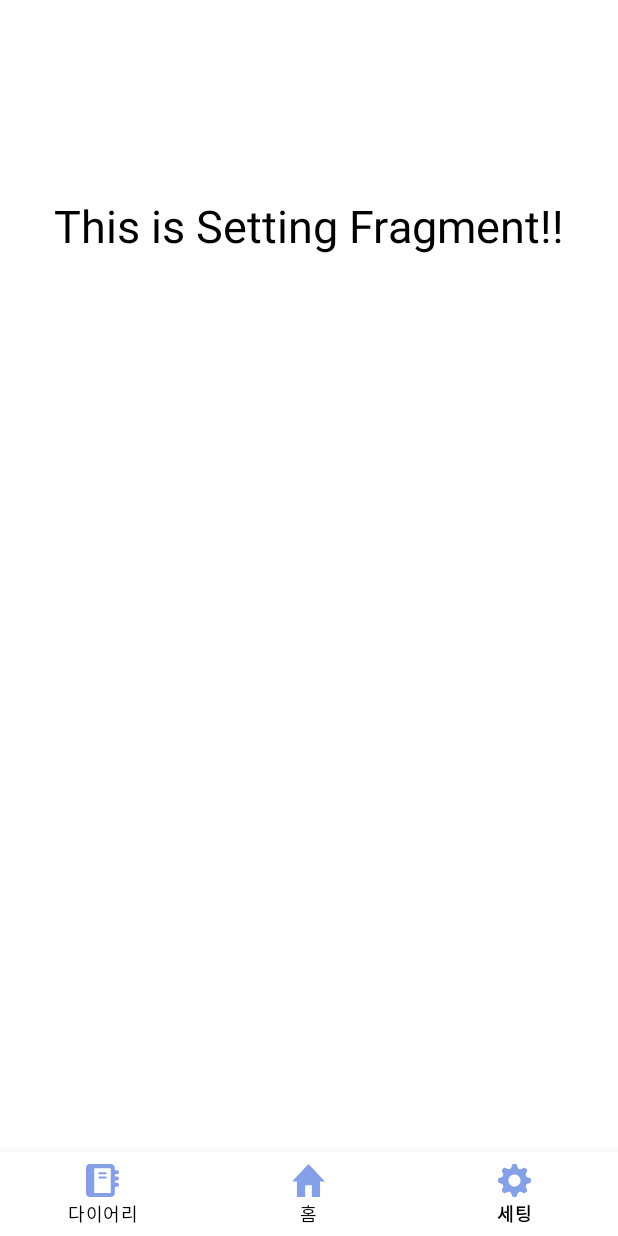
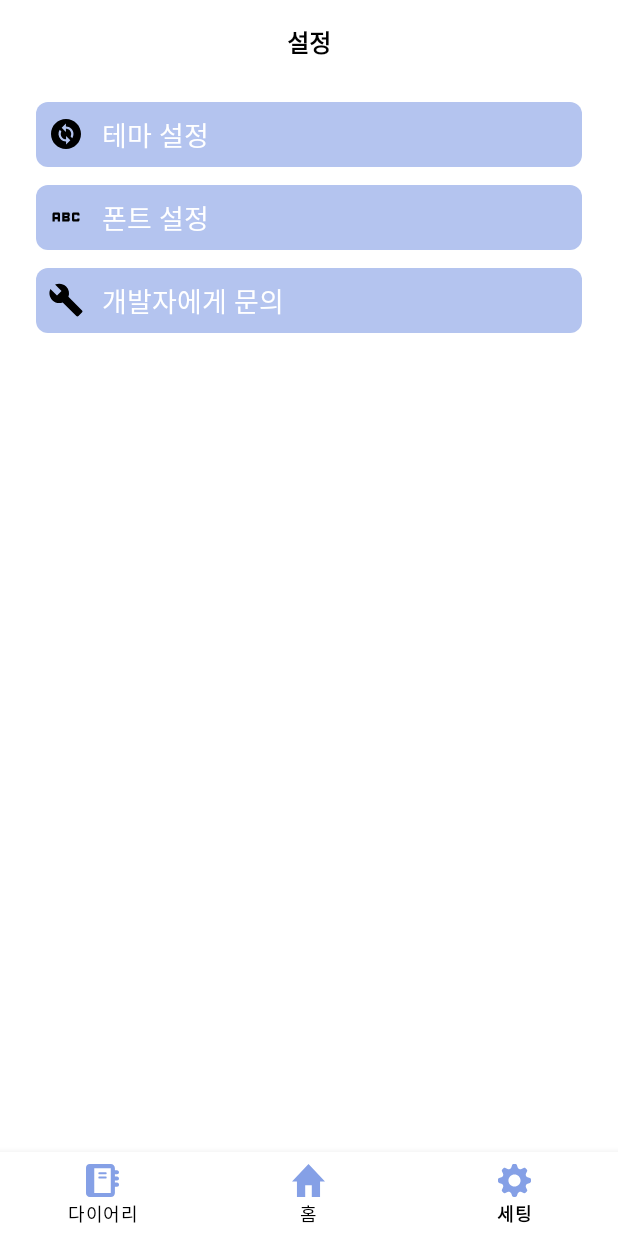
Before and after one commit to jinhaEom/Diary_Room, an Android app: the SettingFragment screen opened through its navigation route, on a phone screen of 412 x 824 dp. Run offline under Robolectric (Android 15) with nearby library versions, the phone set to English and light mode, and no system bars; our stand-ins replace Room's generated code, data binding, navigation-ui; 1 statement that could not run was skipped.

Commit message:
SettingFragment UI 구상 진행중

```diff
--- a/app/src/main/java/bu/ac/kr/diaryroom/diary/DiaryFragment.kt
+++ b/app/src/main/java/bu/ac/kr/diaryroom/diary/DiaryFragment.kt
@@ -1,6 +1,7 @@
 package bu.ac.kr.diaryroom.diary
 
 import DiaryAdapter
+import android.view.View
 import android.widget.Toast
 import androidx.lifecycle.Observer
 import androidx.lifecycle.ViewModelProvider
@@ -49,6 +50,12 @@ class DiaryFragment(override val layoutResourceId: Int = R.layout.fragment_diary
                 getNavOptions
             )
         }
+        viewLifecycleOwner.lifecycleScope.launchWhenStarted {
+            diaryViewModel.getAllDiaryItems().collect { items ->
+                diaryAdapter.submitList(items)
+
+            }
+        }
 
         viewDataBinding.calendarImageView.setOnClickListener {
             val dialog = dialogHelper.createDialog(
--- /dev/null
+++ b/app/src/main/res/drawable/background_signature_color_radius_8dp.xml
@@ -0,0 +1,6 @@
+<?xml version="1.0" encoding="utf-8"?>
+
+<shape xmlns:android="http://schemas.android.com/apk/res/android">
+    <solid android:color="@color/signature_color" />
+    <corners android:radius="8dp" />
+</shape>
--- /dev/null
+++ b/app/src/main/res/drawable/ic_dev_send.xml
@@ -0,0 +1,5 @@
+<vector xmlns:android="http://schemas.android.com/apk/res/android" android:height="24dp" android:tint="#000000" android:viewportHeight="24" android:viewportWidth="24" android:width="24dp">
+
+    <path android:fillColor="@android:color/white" android:pathData="M22.7,19l-9.1,-9.1c0.9,-2.3 0.4,-5 -1.5,-6.9 -2,-2 -5,-2.4 -7.4,-1.3L9,6 6,9 1.6,4.7C0.4,7.1 0.9,10.1 2.9,12.1c1.9,1.9 4.6,2.4 6.9,1.5l9.1,9.1c0.4,0.4 1,0.4 1.4,0l2.3,-2.3c0.5,-0.4 0.5,-1.1 0.1,-1.4z"/>
+
+</vector>
--- /dev/null
+++ b/app/src/main/res/drawable/ic_font_img.xml
@@ -0,0 +1,5 @@
+<vector xmlns:android="http://schemas.android.com/apk/res/android" android:height="24dp" android:tint="#000000" android:viewportHeight="24" android:viewportWidth="24" android:width="24dp">
+
+    <path android:fillColor="@android:color/white" android:pathData="M21,11h-1.5v-0.5h-2v3h2V13H21v1c0,0.55 -0.45,1 -1,1h-3c-0.55,0 -1,-0.45 -1,-1v-4c0,-0.55 0.45,-1 1,-1h3c0.55,0 1,0.45 1,1V11zM8,10v5H6.5v-1.5h-2V15H3v-5c0,-0.55 0.45,-1 1,-1h3C7.55,9 8,9.45 8,10zM6.5,10.5h-2V12h2V10.5zM13.5,12c0.55,0 1,0.45 1,1v1c0,0.55 -0.45,1 -1,1h-4V9h4c0.55,0 1,0.45 1,1v1C14.5,11.55 14.05,12 13.5,12zM11,10.5v0.75h2V10.5H11zM13,12.75h-2v0.75h2V12.75z"/>
+
+</vector>
--- /dev/null
+++ b/app/src/main/res/drawable/ic_theme_change.xml
@@ -0,0 +1,5 @@
+<vector xmlns:android="http://schemas.android.com/apk/res/android" android:height="24dp" android:tint="#000000" android:viewportHeight="24" android:viewportWidth="24" android:width="24dp">
+
+    <path android:fillColor="@android:color/white" android:pathData="M12,2C6.48,2 2,6.48 2,12c0,5.52 4.48,10 10,10s10,-4.48 10,-10C22,6.48 17.52,2 12,2zM12.06,19v-2.01c-0.02,0 -0.04,0 -0.06,0c-1.28,0 -2.56,-0.49 -3.54,-1.46c-1.71,-1.71 -1.92,-4.35 -0.64,-6.29l1.1,1.1c-0.71,1.33 -0.53,3.01 0.59,4.13c0.7,0.7 1.62,1.03 2.54,1.01v-2.14l2.83,2.83L12.06,19zM16.17,14.76l-1.1,-1.1c0.71,-1.33 0.53,-3.01 -0.59,-4.13C13.79,8.84 12.9,8.5 12,8.5c-0.02,0 -0.04,0 -0.06,0v2.15L9.11,7.83L11.94,5v2.02c1.3,-0.02 2.61,0.45 3.6,1.45C17.24,10.17 17.45,12.82 16.17,14.76z"/>
+
+</vector>
--- a/app/src/main/res/layout/fragment_diary.xml
+++ b/app/src/main/res/layout/fragment_diary.xml
@@ -65,17 +65,19 @@
                 app:layout_constraintEnd_toEndOf="parent"
                 app:layout_constraintStart_toStartOf="parent"
                 app:layout_constraintTop_toTopOf="parent" />
-            <androidx.appcompat.widget.AppCompatTextView
-                android:id="@+id/noData"
-                android:visibility="gone"
-                android:layout_width="wrap_content"
-                android:layout_height="wrap_content"
-                app:layout_constraintStart_toStartOf="parent"
-                app:layout_constraintEnd_toEndOf="parent"
-                app:layout_constraintTop_toTopOf="parent"
-                app:layout_constraintBottom_toBottomOf="parent"
-                android:text="데이터 없음"/>
+
         </androidx.constraintlayout.widget.ConstraintLayout>
+    <!--    <androidx.appcompat.widget.AppCompatTextView
+            android:id="@+id/noData"
+            android:layout_width="wrap_content"
+            android:layout_height="wrap_content"
+            android:text="다이어리가 없습니다."
+            android:visibility="visible"
+            android:layout_gravity="center"
+            app:layout_constraintBottom_toBottomOf="parent"
+            app:layout_constraintEnd_toEndOf="parent"
+            app:layout_constraintStart_toStartOf="parent"
+            app:layout_constraintTop_toTopOf="parent" />-->
+    </androidx.coordinatorlayout.widget.CoordinatorLayout>
 
-    </androidx.coordinatorlayout.widget.CoordinatorLayout>
 </layout>
--- a/app/src/main/res/layout/fragment_setting.xml
+++ b/app/src/main/res/layout/fragment_setting.xml
@@ -5,22 +5,99 @@
 
     <androidx.constraintlayout.widget.ConstraintLayout
         android:layout_width="match_parent"
-        app:layout_constraintStart_toStartOf="parent"
-        app:layout_constraintEnd_toEndOf="parent"
-        app:layout_constraintTop_toTopOf="parent"
-        app:layout_constraintBottom_toBottomOf="parent"
         android:layout_height="match_parent">
-        <androidx.appcompat.widget.AppCompatTextView
-            android:id="@+id/mainTextView"
-            android:layout_width="wrap_content"
+
+        <com.google.android.material.appbar.AppBarLayout
+            android:id="@+id/toolbarLayout"
+            android:layout_width="match_parent"
             android:layout_height="wrap_content"
-            android:text="This is Setting Fragment!!"
+            app:elevation="0dp"
+            app:layout_constraintEnd_toEndOf="parent"
             app:layout_constraintStart_toStartOf="parent"
+            app:layout_constraintTop_toTopOf="parent">
+
+            <androidx.appcompat.widget.Toolbar
+                android:id="@+id/toolbar"
+                android:layout_width="match_parent"
+                android:layout_height="?attr/actionBarSize"
+                android:background="@color/white"
+                app:layout_collapseMode="pin">
+
+                <androidx.appcompat.widget.AppCompatTextView
+                    android:id="@+id/homeToolbarTitle"
+                    android:layout_width="wrap_content"
+                    android:layout_height="wrap_content"
+                    android:layout_gravity="center"
+                    android:text="설정"
+                    android:textColor="@color/black"
+                    android:textSize="16dp"
+                    android:textStyle="bold" />
+            </androidx.appcompat.widget.Toolbar>
+        </com.google.android.material.appbar.AppBarLayout>
+
+        <androidx.constraintlayout.widget.ConstraintLayout
+            android:layout_width="match_parent"
+            android:layout_height="wrap_content"
             app:layout_constraintEnd_toEndOf="parent"
-            app:layout_constraintTop_toTopOf="parent"
-            android:layout_marginTop="130sp"
-            android:textSize="30sp"
-            android:textColor="@color/black"/>
+            app:layout_constraintStart_toStartOf="parent"
+            android:layout_marginTop="12dp"
+            app:layout_constraintTop_toBottomOf="@id/toolbarLayout">
+
+            <androidx.appcompat.widget.AppCompatTextView
+                android:id="@+id/setThemeTx"
+                android:layout_width="match_parent"
+                android:layout_height="wrap_content"
+                android:layout_marginStart="24dp"
+                android:layout_marginEnd="24dp"
+                android:drawableStart="@drawable/ic_theme_change"
+                android:drawablePadding="12dp"
+                android:fontFamily="@font/appfont"
+                android:gravity="center_vertical"
+                android:background="@drawable/background_signature_color_radius_8dp"
+                android:padding="8dp"
+                android:text="테마 설정"
+                android:textColor="@color/white"
+                android:textSize="18dp"
+                app:layout_constraintStart_toStartOf="parent"
+                app:layout_constraintTop_toTopOf="parent" />
+
+            <androidx.appcompat.widget.AppCompatTextView
+                android:id="@+id/setFontTx"
+                android:layout_width="match_parent"
+                android:layout_height="wrap_content"
+                android:layout_marginStart="24dp"
+                android:layout_marginTop="12dp"
+                android:layout_marginEnd="24dp"
+                android:background="@drawable/background_signature_color_radius_8dp"
+                android:drawableStart="@drawable/ic_font_img"
+                android:drawablePadding="12dp"
+                android:fontFamily="@font/appfont"
+                android:gravity="center_vertical"
+                android:padding="8dp"
+                android:text="폰트 설정"
+                android:textColor="@color/white"
+                android:textSize="18dp"
+                app:layout_constraintStart_toStartOf="parent"
+                app:layout_constraintTop_toBottomOf="@id/setThemeTx" />
+            <androidx.appcompat.widget.AppCompatTextView
+                android:id="@+id/sendToDeveloperTx"
+                android:layout_width="match_parent"
+                android:layout_height="wrap_content"
+                android:layout_marginStart="24dp"
+                android:layout_marginTop="12dp"
+                android:background="@drawable/background_signature_color_radius_8dp"
+                android:layout_marginEnd="24dp"
+                android:drawableStart="@drawable/ic_dev_send"
+                android:drawablePadding="12dp"
+                android:fontFamily="@font/appfont"
+                android:gravity="center_vertical"
+                android:padding="8dp"
+                android:text="개발자에게 문의"
+                android:textColor="@color/white"
+                android:textSize="18dp"
+                app:layout_constraintStart_toStartOf="parent"
+                app:layout_constraintTop_toBottomOf="@id/setFontTx" />
+        </androidx.constraintlayout.widget.ConstraintLayout>
 
 
     </androidx.constraintlayout.widget.ConstraintLayout>
```
Also changed, not shown: 1 other file.
